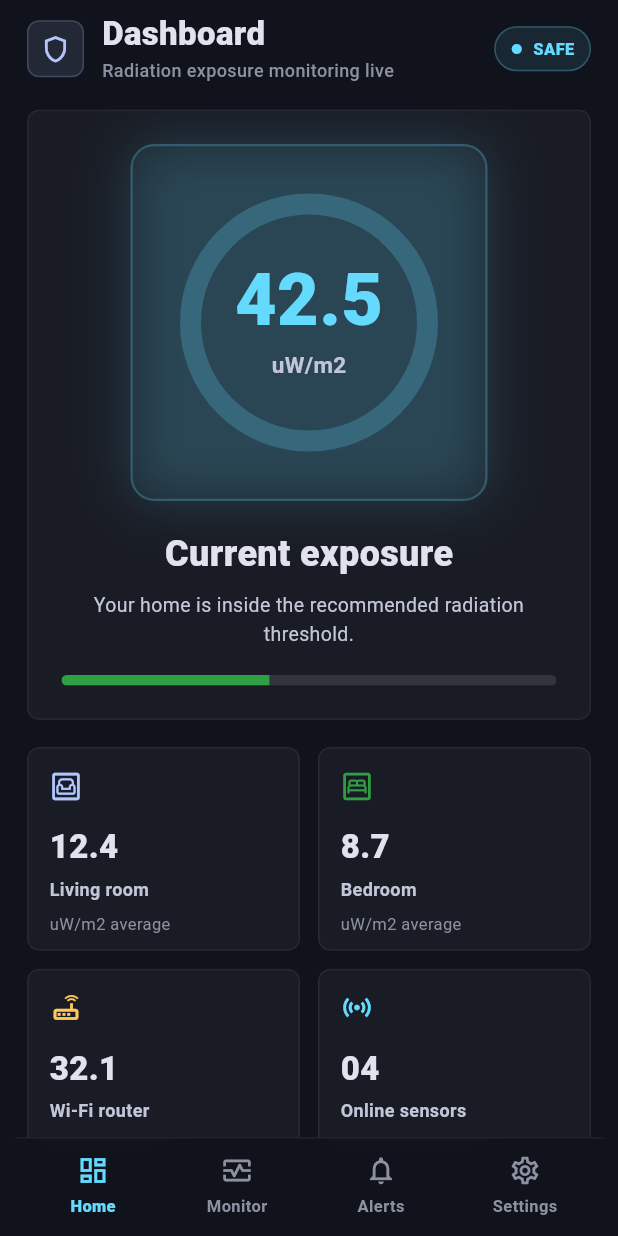
After one commit to Desarrollo-de-soluciones-IOT-UPC/Mobile_App, a Flutter app: the DashboardOverviewScreen screen opened by its route, on a phone screen of 412 x 824 dp. The commit adds this screen. Run offline on Flutter 3.47's test engine with Material 3 defaults, Android fonts, the phone set to English and light mode, and no system bars.

Commit message:
feat(etapa3): Add dashboard overview

```diff
--- a/lib/routes/app_routes.dart
+++ b/lib/routes/app_routes.dart
@@ -7,35 +7,41 @@ import '../screens/etapa1/screen_3_onboarding_astra_ai_assistant.dart';
 import '../screens/etapa1/screen_4_onboarding_smart_home_protection.dart';
 import '../screens/etapa1/screen_5_home_profile_setup.dart';
 import '../screens/etapa1/screen_6_pairing_sensors.dart';
-import '../screens/etapa1/screen_7_pair_your_sensor.dart';
 
 import '../screens/etapa1/screen_8_onboarding_final_step.dart';
 
 import 'etapa2_routes.dart';
+import 'etapa3_routes.dart';
 
 class AppRoutes {
   static const String splash1 = '/etapa1/screen1/splash_official_brand';
   static const String splashUpdated = '/etapa1/screen1/splash_em_safe_updated';
-  static const String onboardingSmartAlerts = '/etapa1/screen2/onboarding_smart_alerts';
-  static const String onboardingAstraAssistant = '/etapa1/screen3/onboarding_astra_ai_assistant';
+  static const String onboardingSmartAlerts =
+      '/etapa1/screen2/onboarding_smart_alerts';
+  static const String onboardingAstraAssistant =
+      '/etapa1/screen3/onboarding_astra_ai_assistant';
   static const String onboardingSmartHomeProtection =
       '/etapa1/screen4/onboarding_smart_home_protection';
   static const String homeProfileSetup = '/etapa1/screen5/home_profile_setup';
   static const String pairingSensors = '/etapa1/screen6/pairing_sensors';
   static const String pairYourSensor = '/etapa1/screen7/pair_your_sensor';
-  static const String onboardingFinalStep = '/etapa1/screen8/onboarding_final_step';
+  static const String onboardingFinalStep =
+      '/etapa1/screen8/onboarding_final_step';
 
   static Map<String, WidgetBuilder> get routes => {
     splash1: (context) => const SplashOfficialBrandScreen(),
     splashUpdated: (context) => const SplashEmSafeUpdatedScreen(),
     onboardingSmartAlerts: (context) => const OnboardingSmartAlertsScreen(),
-        onboardingAstraAssistant: (context) => const OnboardingAstraAIAssistantScreen(),
-        onboardingSmartHomeProtection: (context) => const OnboardingSmartHomeProtectionScreen(),
+    onboardingAstraAssistant: (context) =>
+        const OnboardingAstraAIAssistantScreen(),
+    onboardingSmartHomeProtection: (context) =>
+        const OnboardingSmartHomeProtectionScreen(),
     homeProfileSetup: (context) => const HomeProfileSetupScreen(),
     pairingSensors: (context) => const PairingSensorsScreen(),
     // Interceptado en main.dart con PageRouteBuilder(opaque:false) para efecto cristal.
     // pairYourSensor: (context) => const PairYourSensorScreen(),
     onboardingFinalStep: (context) => const OnboardingFinalStepScreen(),
     ...Etapa2Routes.routes,
+    ...Etapa3Routes.routes,
   };
 }
--- /dev/null
+++ b/lib/routes/etapa3_routes.dart
@@ -0,0 +1,11 @@
+import 'package:flutter/widgets.dart';
+
+import '../screens/etapa3/dashboard_overview_screen.dart';
+
+class Etapa3Routes {
+  static const String dashboardOverview = '/etapa3/dashboard-overview';
+
+  static Map<String, WidgetBuilder> get routes => {
+    dashboardOverview: (context) => const DashboardOverviewScreen(),
+  };
+}
--- /dev/null
+++ b/lib/screens/etapa3/dashboard_overview_screen.dart
@@ -0,0 +1,295 @@
+import 'package:flutter/material.dart';
+
+import 'etapa3_components.dart';
+
+class DashboardOverviewScreen extends StatelessWidget {
+  const DashboardOverviewScreen({super.key});
+
+  @override
+  Widget build(BuildContext context) {
+    return Etapa3Shell(
+      title: 'Dashboard',
+      subtitle: 'Radiation exposure monitoring live',
+      selectedIndex: 0,
+      trailing: const StatusPill(label: 'SAFE', color: Etapa3Palette.cyan),
+      child: Column(
+        crossAxisAlignment: CrossAxisAlignment.start,
+        children: [
+          _ExposureHero(),
+          const SizedBox(height: 18),
+          LayoutBuilder(
+            builder: (context, constraints) {
+              final compact = constraints.maxWidth < 360;
+              return GridView.count(
+                crossAxisCount: compact ? 1 : 2,
+                shrinkWrap: true,
+                physics: const NeverScrollableScrollPhysics(),
+                mainAxisSpacing: 12,
+                crossAxisSpacing: 12,
+                childAspectRatio: compact ? 2.35 : 1.34,
+                children: const [
+                  MetricTile(
+                    icon: Icons.living_outlined,
+                    label: 'Living room',
+                    value: '12.4',
+                    caption: 'uW/m2 average',
+                    accent: Etapa3Palette.blue,
+                  ),
+                  MetricTile(
+                    icon: Icons.bedroom_parent_outlined,
+                    label: 'Bedroom',
+                    value: '8.7',
+                    caption: 'uW/m2 average',
+                    accent: Etapa3Palette.green,
+                  ),
+                  MetricTile(
+                    icon: Icons.router_outlined,
+                    label: 'Wi-Fi router',
+                    value: '32.1',
+                    caption: 'highest source',
+                    accent: Etapa3Palette.amber,
+                  ),
+                  MetricTile(
+                    icon: Icons.sensors_outlined,
+                    label: 'Online sensors',
+                    value: '04',
+                    caption: 'all reporting',
+                    accent: Etapa3Palette.cyan,
+                  ),
+                ],
+              );
+            },
+          ),
+          const SizedBox(height: 20),
+          const SectionLabel('ACTIVE ZONES'),
+          const SizedBox(height: 10),
+          const _ZoneRow(
+            room: 'Living Room',
+            value: '12.4 uW/m2',
+            status: 'Normal',
+            color: Etapa3Palette.green,
+          ),
+          const SizedBox(height: 10),
+          const _ZoneRow(
+            room: 'Bedroom',
+            value: '8.7 uW/m2',
+            status: 'Quiet',
+            color: Etapa3Palette.blue,
+          ),
+          const SizedBox(height: 10),
+          const _ZoneRow(
+            room: 'Office',
+            value: '24.9 uW/m2',
+            status: 'Watch',
+            color: Etapa3Palette.amber,
+          ),
+          const SizedBox(height: 18),
+          GlassPanel(
+            child: Row(
+              children: [
+                Container(
+                  width: 44,
+                  height: 44,
+                  decoration: BoxDecoration(
+                    color: Etapa3Palette.cyan.withValues(alpha: 0.1),
+                    borderRadius: BorderRadius.circular(8),
+                  ),
+                  child: const Icon(
+                    Icons.auto_graph,
+                    color: Etapa3Palette.cyan,
+                  ),
+                ),
+                const SizedBox(width: 14),
+                const Expanded(
+                  child: Column(
+                    crossAxisAlignment: CrossAxisAlignment.start,
+                    children: [
+                      Text(
+                        'Daily exposure remains stable',
+                        style: TextStyle(
+                          color: Etapa3Palette.text,
+                          fontSize: 15,
+                          fontWeight: FontWeight.w800,
+                        ),
+                      ),
+                      SizedBox(height: 5),
+                      Text(
+                        'No critical spikes detected during the last 24 hours.',
+                        style: TextStyle(
+                          color: Etapa3Palette.muted,
+                          fontSize: 12,
+                          height: 1.35,
+                        ),
+                      ),
+                    ],
+                  ),
+                ),
+              ],
+            ),
+          ),
+        ],
+      ),
+    );
+  }
+}
+
+class _ExposureHero extends StatelessWidget {
+  @override
+  Widget build(BuildContext context) {
+    return GlassPanel(
+      padding: const EdgeInsets.all(22),
+      child: Column(
+        children: [
+          SizedBox(
+            height: 238,
+            child: Stack(
+              alignment: Alignment.center,
+              children: [
+                Container(
+                  width: 238,
+                  height: 238,
+                  decoration: BoxDecoration(
+                    color: Etapa3Palette.cyan.withValues(alpha: 0.05),
+                    borderRadius: BorderRadius.circular(16),
+                    border: Border.all(
+                      color: Etapa3Palette.cyan.withValues(alpha: 0.24),
+                      width: 1.5,
+                    ),
+                    boxShadow: [
+                      BoxShadow(
+                        color: Etapa3Palette.cyan.withValues(alpha: 0.18),
+                        blurRadius: 30,
+                      ),
+                    ],
+                  ),
+                ),
+                Container(
+                  width: 172,
+                  height: 172,
+                  decoration: BoxDecoration(
+                    shape: BoxShape.circle,
+                    border: Border.all(
+                      color: Etapa3Palette.cyan.withValues(alpha: 0.22),
+                      width: 14,
+                    ),
+                  ),
+                ),
+                const Column(
+                  mainAxisSize: MainAxisSize.min,
+                  children: [
+                    Text(
+                      '42.5',
+                      style: TextStyle(
+                        color: Etapa3Palette.cyan,
+                        fontSize: 48,
+                        fontWeight: FontWeight.w900,
+                        height: 1,
+                      ),
+                    ),
+                    SizedBox(height: 8),
+                    Text(
+                      'uW/m2',
+                      style: TextStyle(
+                        color: Etapa3Palette.muted,
+                        fontSize: 15,
+                        fontWeight: FontWeight.w700,
+                      ),
+                    ),
+                  ],
+                ),
+              ],
+            ),
+          ),
+          const SizedBox(height: 18),
+          const Text(
+            'Current exposure',
+            style: TextStyle(
+              color: Etapa3Palette.text,
+              fontSize: 24,
+              fontWeight: FontWeight.w900,
+            ),
+          ),
+          const SizedBox(height: 8),
+          const Text(
+            'Your home is inside the recommended radiation threshold.',
+            textAlign: TextAlign.center,
+            style: TextStyle(
+              color: Etapa3Palette.muted,
+              fontSize: 13,
+              height: 1.45,
+            ),
+          ),
+          const SizedBox(height: 18),
+          ClipRRect(
+            borderRadius: BorderRadius.circular(99),
+            child: const LinearProgressIndicator(
+              value: 0.42,
+              minHeight: 7,
+              backgroundColor: Color(0xFF32343E),
+              valueColor: AlwaysStoppedAnimation<Color>(Etapa3Palette.green),
+            ),
+          ),
+        ],
+      ),
+    );
+  }
+}
+
+class _ZoneRow extends StatelessWidget {
+  const _ZoneRow({
+    required this.room,
+    required this.value,
+    required this.status,
+    required this.color,
+  });
+
+  final String room;
+  final String value;
+  final String status;
+  final Color color;
+
+  @override
+  Widget build(BuildContext context) {
+    return GlassPanel(
+      padding: const EdgeInsets.all(14),
+      child: Row(
+        children: [
+          Container(
+            width: 10,
+            height: 42,
+            decoration: BoxDecoration(
+              color: color,
+              borderRadius: BorderRadius.circular(8),
+            ),
+          ),
+          const SizedBox(width: 14),
+          Expanded(
+            child: Column(
+              crossAxisAlignment: CrossAxisAlignment.start,
+              children: [
+                Text(
+                  room,
+                  style: const TextStyle(
+                    color: Etapa3Palette.text,
+                    fontSize: 15,
+                    fontWeight: FontWeight.w800,
+                  ),
+                ),
+                const SizedBox(height: 4),
+                Text(
+                  value,
+                  style: const TextStyle(
+                    color: Etapa3Palette.muted,
+                    fontSize: 12,
+                    fontWeight: FontWeight.w600,
+                  ),
+                ),
+              ],
+            ),
+          ),
+          StatusPill(label: status, color: color),
+        ],
+      ),
+    );
+  }
+}
--- /dev/null
+++ b/lib/screens/etapa3/etapa3_components.dart
@@ -0,0 +1,366 @@
+import 'dart:ui';
+
+import 'package:flutter/material.dart';
+
+class Etapa3Palette {
+  static const bg = Color(0xFF10131B);
+  static const panel = Color(0xFF1D1F28);
+  static const panelSoft = Color.fromRGBO(29, 31, 40, 0.72);
+  static const stroke = Color.fromRGBO(66, 70, 85, 0.32);
+  static const cyan = Color(0xFF65DAFF);
+  static const blue = Color(0xFFB2C5FF);
+  static const text = Color(0xFFE1E2EE);
+  static const muted = Color(0xFFC2C6D8);
+  static const quiet = Color(0xFF8C90A1);
+  static const green = Color(0xFF2EA043);
+  static const amber = Color(0xFFFFC857);
+  static const red = Color(0xFFFF5B6E);
+}
+
+class Etapa3Shell extends StatelessWidget {
+  const Etapa3Shell({
+    super.key,
+    required this.title,
+    required this.subtitle,
+    required this.child,
+    this.trailing,
+    this.selectedIndex = 0,
+  });
+
+  final String title;
+  final String subtitle;
+  final Widget child;
+  final Widget? trailing;
+  final int selectedIndex;
+
+  @override
+  Widget build(BuildContext context) {
+    return Scaffold(
+      backgroundColor: Etapa3Palette.bg,
+      body: SafeArea(
+        child: LayoutBuilder(
+          builder: (context, constraints) {
+            return Center(
+              child: ConstrainedBox(
+                constraints: const BoxConstraints(maxWidth: 460),
+                child: Column(
+                  children: [
+                    Padding(
+                      padding: const EdgeInsets.fromLTRB(18, 10, 18, 12),
+                      child: _StageHeader(
+                        title: title,
+                        subtitle: subtitle,
+                        trailing: trailing,
+                      ),
+                    ),
+                    Expanded(
+                      child: SingleChildScrollView(
+                        physics: const BouncingScrollPhysics(),
+                        padding: const EdgeInsets.fromLTRB(18, 6, 18, 20),
+                        child: child,
+                      ),
+                    ),
+                    Stage3BottomNav(selectedIndex: selectedIndex),
+                  ],
+                ),
+              ),
+            );
+          },
+        ),
+      ),
+    );
+  }
+}
+
+class _StageHeader extends StatelessWidget {
+  const _StageHeader({
+    required this.title,
+    required this.subtitle,
+    this.trailing,
+  });
+
+  final String title;
+  final String subtitle;
+  final Widget? trailing;
+
+  @override
+  Widget build(BuildContext context) {
+    return Row(
+      children: [
+        Container(
+          width: 38,
+          height: 38,
+          decoration: BoxDecoration(
+            color: const Color.fromRGBO(178, 197, 255, 0.12),
+            borderRadius: BorderRadius.circular(8),
+            border: Border.all(color: const Color.fromRGBO(178, 197, 255, 0.2)),
+          ),
+          child: const Icon(
+            Icons.shield_outlined,
+            color: Etapa3Palette.blue,
+            size: 21,
+          ),
+        ),
+        const SizedBox(width: 12),
+        Expanded(
+          child: Column(
+            crossAxisAlignment: CrossAxisAlignment.start,
+            children: [
+              Text(
+                title,
+                maxLines: 1,
+                overflow: TextOverflow.ellipsis,
+                style: const TextStyle(
+                  color: Etapa3Palette.text,
+                  fontSize: 22,
+                  fontWeight: FontWeight.w800,
+                  height: 1.1,
+                ),
+              ),
+              const SizedBox(height: 4),
+              Text(
+                subtitle,
+                maxLines: 1,
+                overflow: TextOverflow.ellipsis,
+                style: const TextStyle(
+                  color: Etapa3Palette.quiet,
+                  fontSize: 12,
+                  fontWeight: FontWeight.w500,
+                ),
+              ),
+            ],
+          ),
+        ),
+        if (trailing != null) ...[const SizedBox(width: 12), trailing!],
+      ],
+    );
+  }
+}
+
+class GlassPanel extends StatelessWidget {
+  const GlassPanel({
+    super.key,
+    required this.child,
+    this.padding = const EdgeInsets.all(18),
+    this.borderRadius = 8,
+  });
+
+  final Widget child;
+  final EdgeInsetsGeometry padding;
+  final double borderRadius;
+
+  @override
+  Widget build(BuildContext context) {
+    return ClipRRect(
+      borderRadius: BorderRadius.circular(borderRadius),
+      child: BackdropFilter(
+        filter: ImageFilter.blur(sigmaX: 10, sigmaY: 10),
+        child: Container(
+          width: double.infinity,
+          padding: padding,
+          decoration: BoxDecoration(
+            color: Etapa3Palette.panelSoft,
+            borderRadius: BorderRadius.circular(borderRadius),
+            border: Border.all(color: Etapa3Palette.stroke),
+          ),
+          child: child,
+        ),
+      ),
+    );
+  }
+}
+
+class StatusPill extends StatelessWidget {
+  const StatusPill({
+    super.key,
+    required this.label,
+    required this.color,
+    this.icon,
+  });
+
+  final String label;
+  final Color color;
+  final IconData? icon;
+
+  @override
+  Widget build(BuildContext context) {
+    return Container(
+      padding: const EdgeInsets.symmetric(horizontal: 10, vertical: 6),
+      decoration: BoxDecoration(
+        color: color.withValues(alpha: 0.1),
+        borderRadius: BorderRadius.circular(16),
+        border: Border.all(color: color.withValues(alpha: 0.28)),
+      ),
+      child: Row(
+        mainAxisSize: MainAxisSize.min,
+        children: [
+          Icon(icon ?? Icons.circle, color: color, size: icon == null ? 8 : 14),
+          const SizedBox(width: 7),
+          Text(
+            label,
+            style: TextStyle(
+              color: color,
+              fontSize: 11,
+              fontWeight: FontWeight.w800,
+            ),
+          ),
+        ],
+      ),
+    );
+  }
+}
+
+class SectionLabel extends StatelessWidget {
+  const SectionLabel(this.text, {super.key});
+
+  final String text;
+
+  @override
+  Widget build(BuildContext context) {
+    return Text(
+      text,
+      style: const TextStyle(
+        color: Etapa3Palette.quiet,
+        fontSize: 11,
+        fontWeight: FontWeight.w700,
+      ),
+    );
+  }
+}
+
+class MetricTile extends StatelessWidget {
+  const MetricTile({
+    super.key,
+    required this.icon,
+    required this.label,
+    required this.value,
+    required this.accent,
+    this.caption,
+  });
+
+  final IconData icon;
+  final String label;
+  final String value;
+  final Color accent;
+  final String? caption;
+
+  @override
+  Widget build(BuildContext context) {
+    return GlassPanel(
+      padding: const EdgeInsets.all(14),
+      child: Column(
+        crossAxisAlignment: CrossAxisAlignment.start,
+        children: [
+          Icon(icon, color: accent, size: 22),
+          const SizedBox(height: 14),
+          Text(
+            value,
+            style: const TextStyle(
+              color: Etapa3Palette.text,
+              fontSize: 22,
+              fontWeight: FontWeight.w800,
+            ),
+          ),
+          const SizedBox(height: 4),
+          Text(
+            label,
+            style: const TextStyle(
+              color: Etapa3Palette.muted,
+              fontSize: 12,
+              fontWeight: FontWeight.w600,
+            ),
+          ),
+          if (caption != null) ...[
+            const SizedBox(height: 8),
+            Text(
+              caption!,
+              style: const TextStyle(
+                color: Etapa3Palette.quiet,
+                fontSize: 11,
+                height: 1.3,
+              ),
+            ),
+          ],
+        ],
+      ),
+    );
+  }
+}
+
+class Stage3BottomNav extends StatelessWidget {
+  const Stage3BottomNav({super.key, required this.selectedIndex});
+
+  final int selectedIndex;
+
+  @override
+  Widget build(BuildContext context) {
+    final items = [
+      (Icons.dashboard_outlined, 'Home'),
+      (Icons.monitor_heart_outlined, 'Monitor'),
+      (Icons.notifications_none, 'Alerts'),
+      (Icons.settings_outlined, 'Settings'),
+    ];
+
+    return ClipRRect(
+      borderRadius: const BorderRadius.vertical(top: Radius.circular(14)),
+      child: BackdropFilter(
+        filter: ImageFilter.blur(sigmaX: 12, sigmaY: 12),
+        child: Container(
+          padding: const EdgeInsets.fromLTRB(14, 10, 14, 12),
+          decoration: const BoxDecoration(
+            color: Color.fromRGBO(16, 19, 27, 0.88),
+            border: Border(top: BorderSide(color: Etapa3Palette.stroke)),
+          ),
+          child: Row(
+            mainAxisAlignment: MainAxisAlignment.spaceAround,
+            children: [
+              for (var index = 0; index < items.length; index++)
+                _BottomNavItem(
+                  icon: items[index].$1,
+                  label: items[index].$2,
+                  selected: selectedIndex == index,
+                ),
+            ],
+          ),
+        ),
+      ),
+    );
+  }
+}
+
+class _BottomNavItem extends StatelessWidget {
+  const _BottomNavItem({
+    required this.icon,
+    required this.label,
+    required this.selected,
+  });
+
+  final IconData icon;
+  final String label;
+  final bool selected;
+
+  @override
+  Widget build(BuildContext context) {
+    final color = selected ? Etapa3Palette.cyan : Etapa3Palette.quiet;
+    return SizedBox(
+      width: 72,
+      child: Column(
+        mainAxisSize: MainAxisSize.min,
+        children: [
+          Icon(icon, color: color, size: 22),
+          const SizedBox(height: 5),
+          Text(
+            label,
+            maxLines: 1,
+            overflow: TextOverflow.ellipsis,
+            style: TextStyle(
+              color: color,
+              fontSize: 11,
+              fontWeight: selected ? FontWeight.w800 : FontWeight.w600,
+            ),
+          ),
+        ],
+      ),
+    );
+  }
+}
```
Lines whose indentation alone changed are shown as unchanged.
